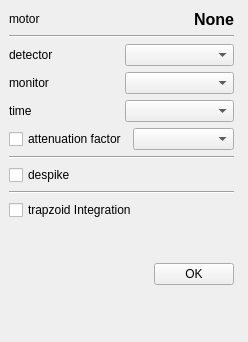
Old version of the form gui/iintobservable.ui in the repository syncope/adapt.
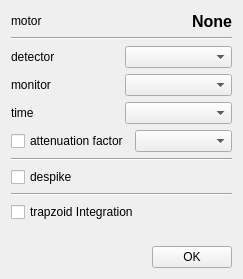
New version of the form.

Commit message: ! forgot to create a grid again in the UI definition file. Fixed.

```diff
--- a/gui/iintobservable.ui
+++ b/gui/iintobservable.ui
@@ -6,22 +6,15 @@
    <rect>
     <x>0</x>
     <y>0</y>
-    <width>248</width>
-    <height>342</height>
+    <width>243</width>
+    <height>279</height>
    </rect>
   </property>
   <property name="windowTitle">
    <string>Observable definition</string>
   </property>
-  <widget class="QWidget" name="horizontalLayoutWidget">
-   <property name="geometry">
-    <rect>
-     <x>9</x>
-     <y>9</y>
-     <width>225</width>
-     <height>276</height>
-    </rect>
-   </property>
+  <layout class="QGridLayout" name="gridLayout">
+   <item row="0" column="0">
    <layout class="QHBoxLayout" name="horizontalLayout_2">
     <item>
      <layout class="QVBoxLayout" name="verticalLayout">
@@ -618,7 +611,8 @@
      </layout>
     </item>
    </layout>
-  </widget>
+   </item>
+  </layout>
   <zorder>horizontalLayoutWidget</zorder>
   <zorder></zorder>
  </widget>
```
Lines whose indentation alone changed are shown as unchanged.
